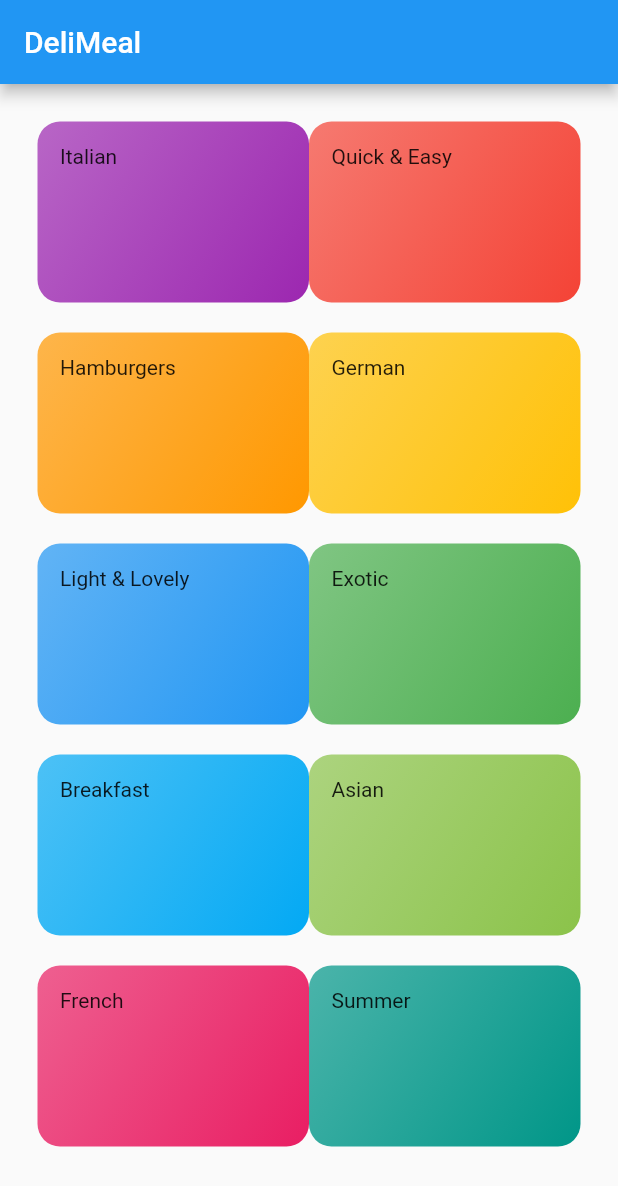
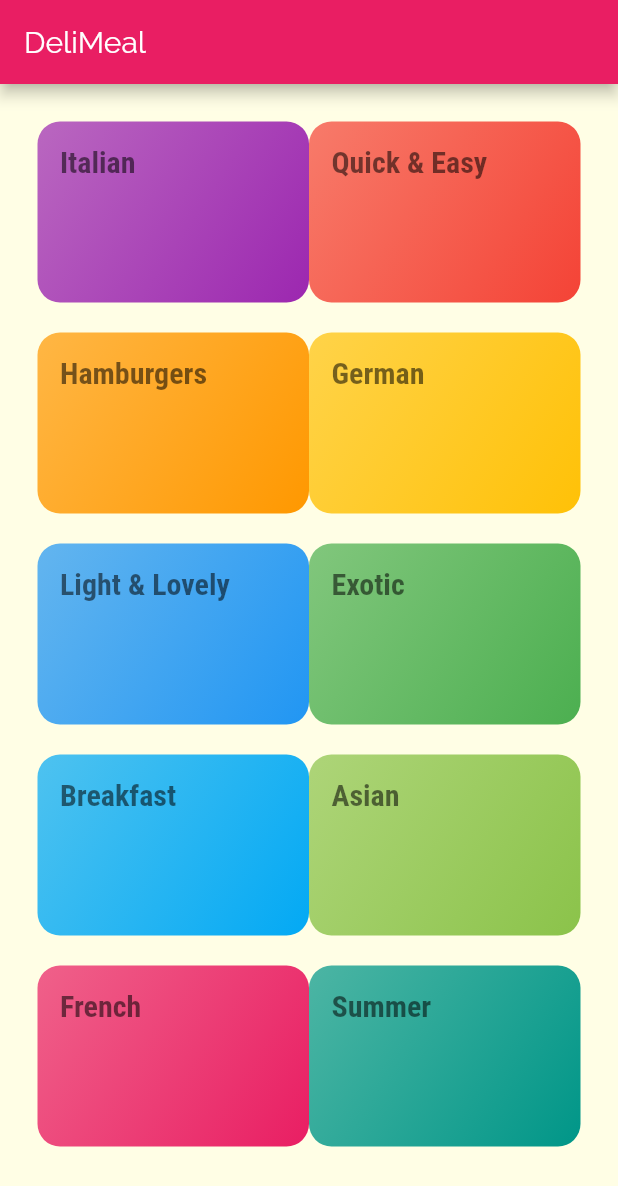
Before and after one commit to fdorado985/delimeals_flutter, a Flutter app: the screen it shows after launch, on a phone screen of 412 x 824 dp. Shown: the top 1186 px of the screen. Run offline on Flutter 3.47's test engine with Material 2 defaults, Android fonts, the phone set to English and light mode, and no system bars.

Commit message:
Change primary theme and update the text style for title on category items

```diff
--- a/lib/category_item.dart
+++ b/lib/category_item.dart
@@ -10,7 +10,10 @@ class CategoryItem extends StatelessWidget {
   Widget build(BuildContext context) {
     return Container(
       padding: const EdgeInsets.all(15),
-      child: Text(title),
+      child: Text(
+        title,
+        style: Theme.of(context).textTheme.headline1,
+      ),
       decoration: BoxDecoration(
         gradient: LinearGradient(
           colors: [
--- a/lib/main.dart
+++ b/lib/main.dart
@@ -12,7 +12,19 @@ class MyApp extends StatelessWidget {
     return MaterialApp(
       title: 'Flutter Demo',
       theme: ThemeData(
-        primarySwatch: Colors.blue,
+        primarySwatch: Colors.pink,
+        accentColor: Colors.amber,
+        canvasColor: Color.fromRGBO(255, 254, 229, 1),
+        fontFamily: 'Raleway',
+        textTheme: ThemeData.light().textTheme.copyWith(
+              bodyText1: TextStyle(color: Color.fromRGBO(20, 51, 51, 1)),
+              bodyText2: TextStyle(color: Color.fromRGBO(20, 51, 51, 1)),
+              headline1: TextStyle(
+                fontSize: 20.0,
+                fontFamily: 'RobotoCondensed',
+                fontWeight: FontWeight.bold,
+              ),
+            ),
       ),
       home: CategoriesScreen(),
     );
```
